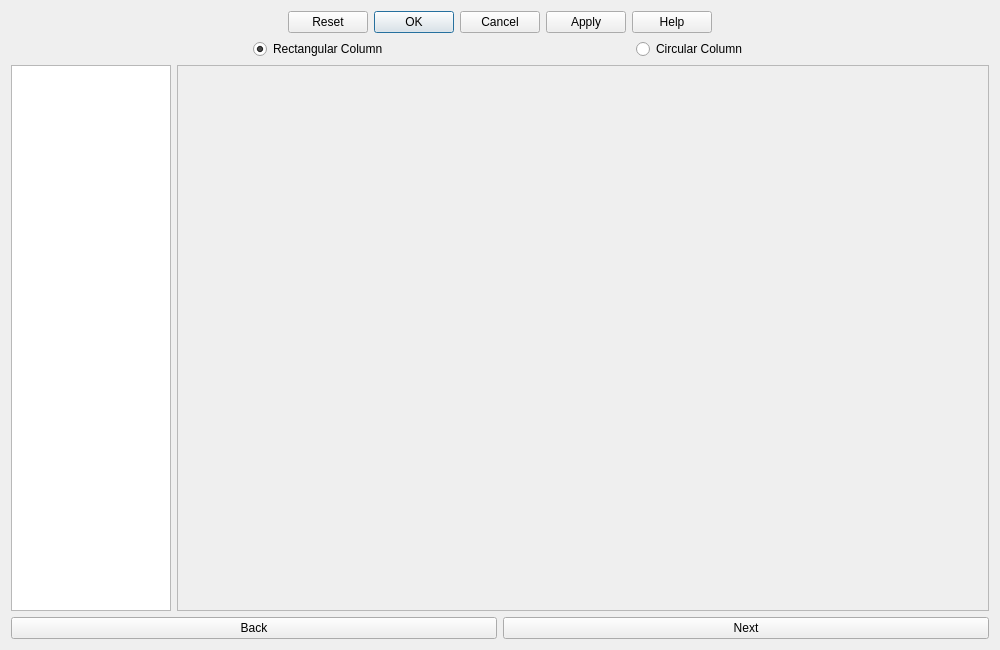
Old version of the form ColumnReinforcement/MainColumnReinforcement.ui in the repository amrit3701/FreeCAD-Reinforcement.
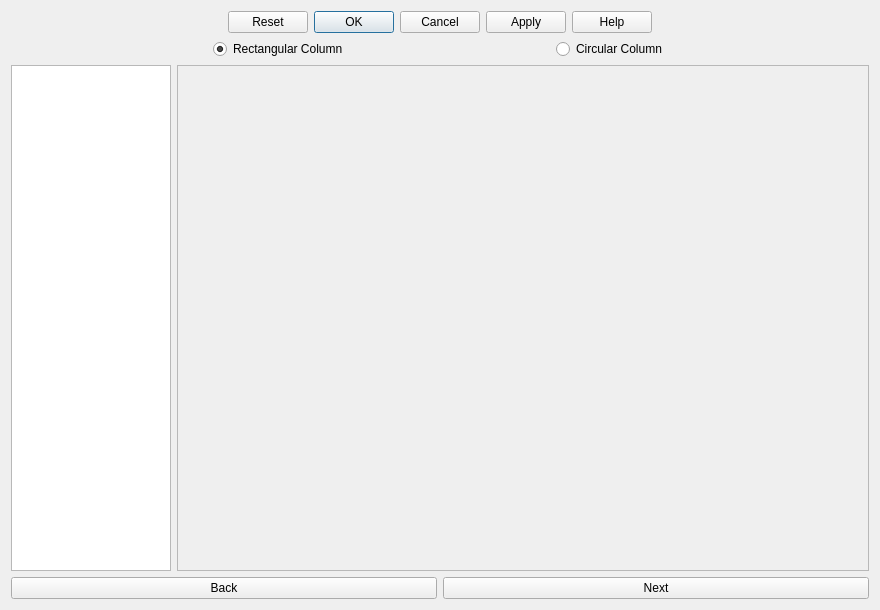
New version of the form. Custom widgets are drawn as their Qt base class.

Commit message: Fix issue with ui spacing

The edit to the form file:
```diff
--- a/ColumnReinforcement/MainColumnReinforcement.ui
+++ b/ColumnReinforcement/MainColumnReinforcement.ui
@@ -6,8 +6,8 @@
    <rect>
     <x>0</x>
     <y>0</y>
-    <width>1000</width>
-    <height>650</height>
+    <width>880</width>
+    <height>610</height>
    </rect>
   </property>
   <property name="sizePolicy">
```
The commit also changes 2 other files.
